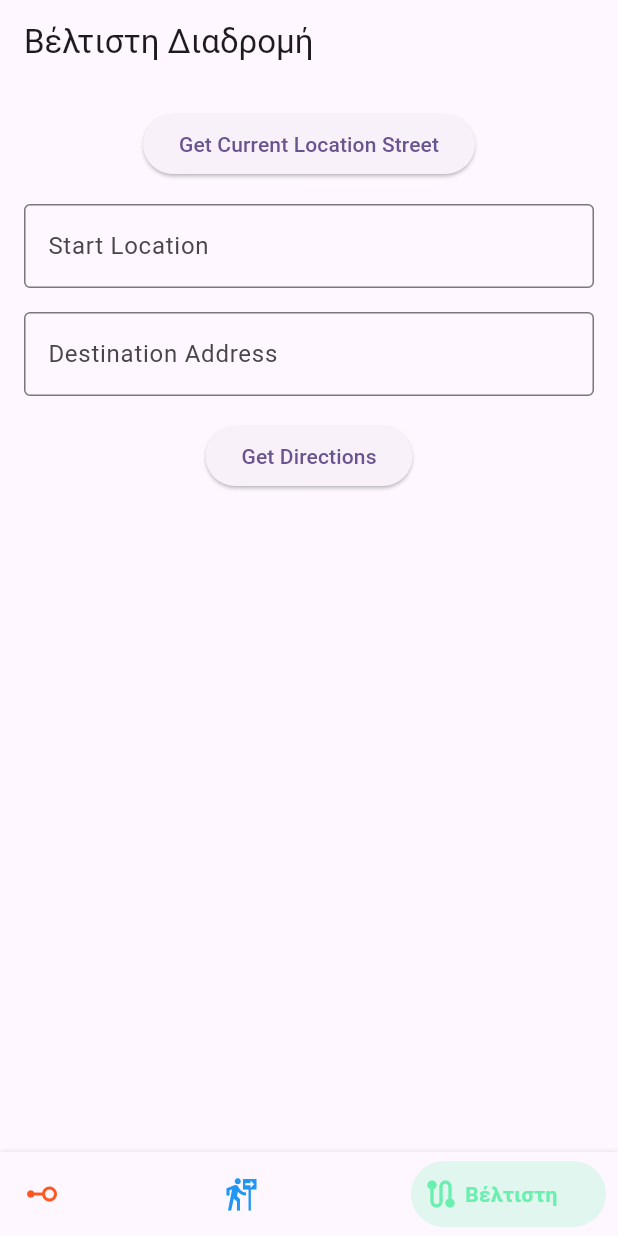
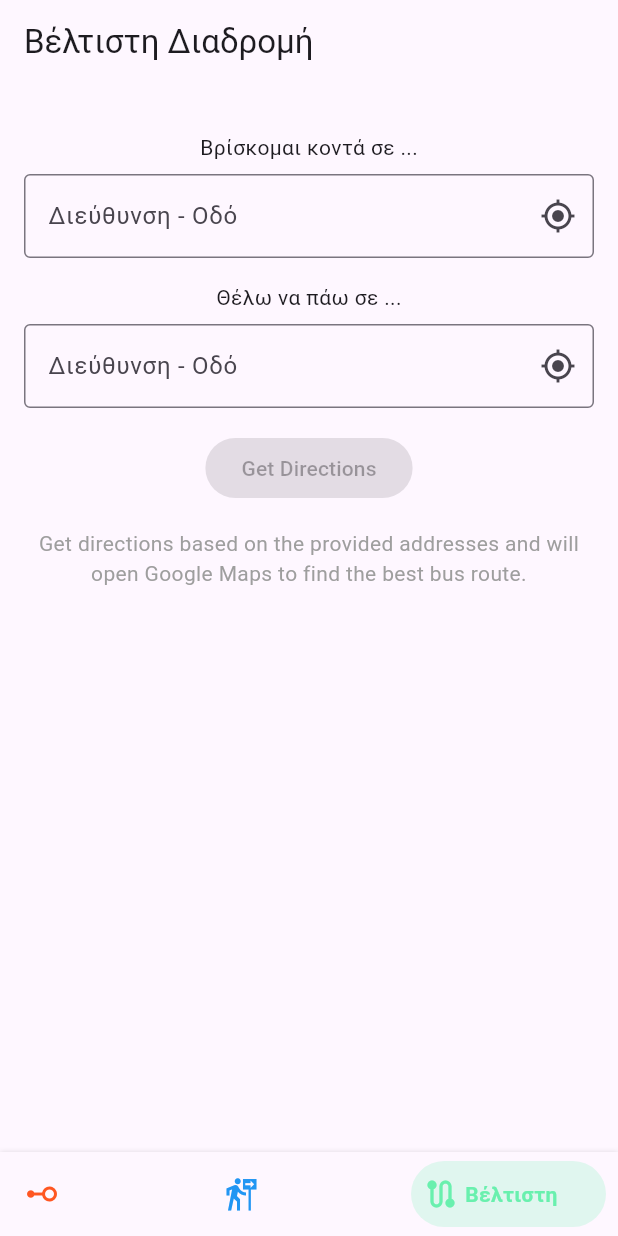
Before and after one commit to orestislef/oasth-flutter, a Flutter app: the screen it shows after launch, item 3 of the bottom bar chosen, on a phone screen of 412 x 824 dp. Run offline on Flutter 3.47's test engine with Material 3 defaults, Android fonts, the phone set to English and light mode, and no system bars; drawn by our look-alikes of bottom_navy_bar; our stand-ins replace flutter_map, geocoding, geolocator, latlong2; network calls fail.

Commit message:
fixes with get location at best route

```diff
--- a/lib/screens/best_route_page.dart
+++ b/lib/screens/best_route_page.dart
@@ -12,8 +12,11 @@ class BestRoutePage extends StatefulWidget {
 
 class _BestRoutePageState extends State<BestRoutePage> {
   final TextEditingController _destinationController = TextEditingController();
-  String _startLocation = '';
-  bool _loading = false;
+  final TextEditingController _startLocationController =
+      TextEditingController();
+  bool _canGetDirections = false;
+  bool _loadingStartLocation = false;
+  bool _loadingDestination = false;
 
   @override
   Widget build(BuildContext context) {
@@ -23,36 +26,50 @@ class _BestRoutePageState extends State<BestRoutePage> {
         child: Column(
           crossAxisAlignment: CrossAxisAlignment.center,
           children: [
-            _loading
-                ? const CircularProgressIndicator.adaptive()
-                : ElevatedButton(
-                    onPressed: () {
-                      _getCurrentLocation();
-                    },
-                    child: const Text('Get Current Location Street'),
-                  ),
             const SizedBox(height: 16.0),
+            const Text('Βρίσκομαι κοντά σε ...'),
+            const SizedBox(height: 8.0),
             TextField(
-              controller: TextEditingController(text: _startLocation),
-              decoration: const InputDecoration(
-                labelText: 'Start Location',
-                border: OutlineInputBorder(),
+              controller: _startLocationController,
+              decoration: InputDecoration(
+                labelText: 'Διεύθυνση - Οδό',
+                border: const OutlineInputBorder(),
+                suffixIcon: _loadingStartLocation
+                    ? const CircularProgressIndicator.adaptive()
+                    : IconButton(
+                        onPressed: () => _getCurrentLocation(isStart: true),
+                        icon: const Icon(Icons.my_location),
+                      ),
               ),
+              onChanged: (_) => _validateFields(),
             ),
             const SizedBox(height: 16.0),
+            const Text('Θέλω να πάω σε ...'),
+            const SizedBox(height: 8.0),
             TextField(
               controller: _destinationController,
-              decoration: const InputDecoration(
-                labelText: 'Destination Address',
-                border: OutlineInputBorder(),
+              decoration: InputDecoration(
+                labelText: 'Διεύθυνση - Οδό',
+                border: const OutlineInputBorder(),
+                suffixIcon: _loadingDestination
+                    ? const CircularProgressIndicator.adaptive()
+                    : IconButton(
+                        onPressed: () => _getCurrentLocation(isStart: false),
+                        icon: const Icon(Icons.my_location),
+                      ),
               ),
+              onChanged: (_) => _validateFields(),
             ),
             const SizedBox(height: 16.0),
             ElevatedButton(
-              onPressed: () {
-                _launchMaps();
-              },
+              onPressed: _canGetDirections ? _launchMaps : null,
               child: const Text('Get Directions'),
+            ),
+            const SizedBox(height: 16.0),
+            const Text(
+              'Get directions based on the provided addresses and will open Google Maps to find the best bus route.',
+              textAlign: TextAlign.center,
+              style: TextStyle(color: Colors.grey),
             ),
           ],
         ),
@@ -60,15 +77,30 @@ class _BestRoutePageState extends State<BestRoutePage> {
     );
   }
 
-  _getCurrentLocation() async {
+  void _validateFields() {
     setState(() {
-      _loading = true;
+      _canGetDirections = _startLocationController.text.isNotEmpty &&
+          _destinationController.text.isNotEmpty;
+    });
+  }
+
+  Future<void> _getCurrentLocation({required bool isStart}) async {
+    setState(() {
+      if (isStart) {
+        _loadingStartLocation = true;
+      } else {
+        _loadingDestination = true;
+      }
     });
 
     bool serviceEnabled = await Geolocator.isLocationServiceEnabled();
     if (!serviceEnabled) {
       setState(() {
-        _loading = false;
+        if (isStart) {
+          _loadingStartLocation = false;
+        } else {
+          _loadingDestination = false;
+        }
       });
       return;
     } else {
@@ -80,7 +112,11 @@ class _BestRoutePageState extends State<BestRoutePage> {
     if (permission == LocationPermission.denied ||
         permission == LocationPermission.deniedForever) {
       setState(() {
-        _loading = false;
+        if (isStart) {
+          _loadingStartLocation = false;
+        } else {
+          _loadingDestination = false;
+        }
       });
       return;
     }
@@ -91,22 +127,32 @@ class _BestRoutePageState extends State<BestRoutePage> {
 
     if (placemarks.isNotEmpty) {
       setState(() {
-        _startLocation = '${placemarks[0].street},'
-                ' ${placemarks[0].locality},'
-                ' ${placemarks[0].postalCode},'
-                ' ${placemarks[0].country}'
-            .toString();
-        _loading = false;
+        String text = '${placemarks[0].street},'
+            ' ${placemarks[0].locality},'
+            ' ${placemarks[0].postalCode},'
+            ' ${placemarks[0].country}';
+        if (isStart) {
+          _startLocationController.text = text;
+          _loadingStartLocation = false;
+        } else {
+          _destinationController.text = text;
+          _loadingDestination = false;
+        }
+        _validateFields(); // Check if fields are filled after setting start location
       });
     } else {
       setState(() {
-        _loading = false;
+        if (isStart) {
+          _loadingStartLocation = false;
+        } else {
+          _loadingDestination = false;
+        }
       });
     }
   }
 
-  _launchMaps() async {
-    String startLocation = _startLocation;
+  Future<void> _launchMaps() async {
+    String startLocation = _startLocationController.text;
     String destination = _destinationController.text;
     String googleMapsUrl =
         'https://www.google.com/maps/dir/?api=1&origin=$startLocation&destination=$destination&travelmode=transit';
@@ -120,6 +166,7 @@ class _BestRoutePageState extends State<BestRoutePage> {
   @override
   void dispose() {
     _destinationController.dispose();
+    _startLocationController.dispose();
     super.dispose();
   }
 }
```
